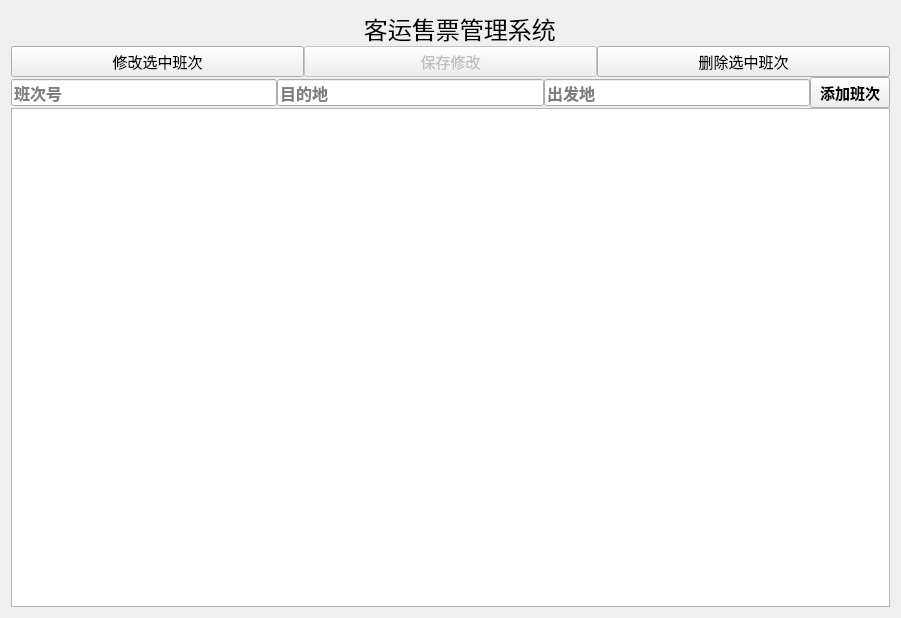
wswdd-creat/bus_ticket_system, file widget.ui: the form before one commit.
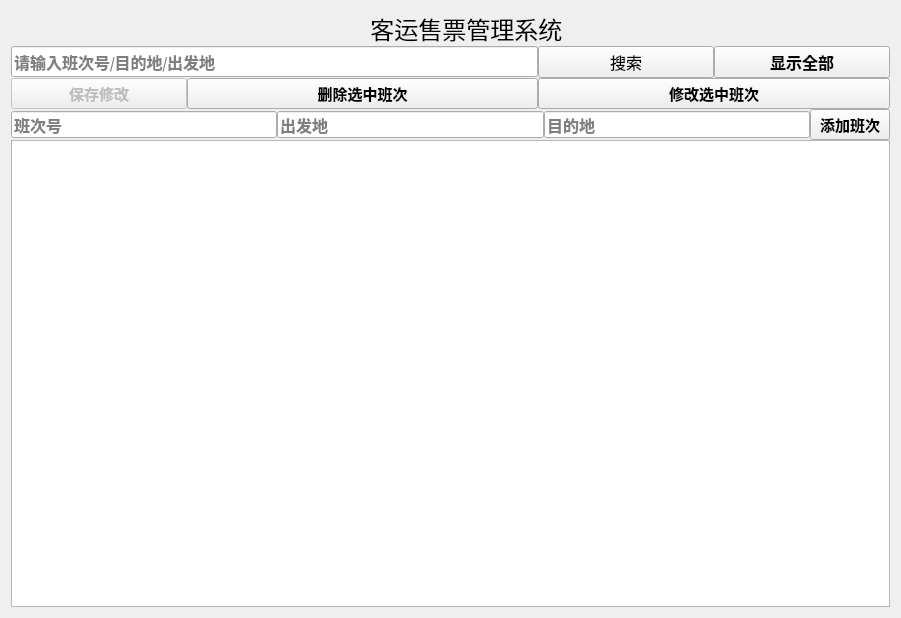
The form after the commit.

Commit message: V0.5: 新增搜索功能（输入框+搜索+显示全部按钮）

Diff of the .ui file:
```diff
--- a/widget.ui
+++ b/widget.ui
@@ -13,9 +13,9 @@
   <property name="windowTitle">
    <string>Widget</string>
   </property>
-  <layout class="QHBoxLayout" name="horizontalLayout_2">
+  <layout class="QVBoxLayout" name="verticalLayout_2">
    <item>
-    <layout class="QVBoxLayout" name="verticalLayout" stretch="0,0,1">
+    <layout class="QVBoxLayout" name="verticalLayout" stretch="0,0,0">
      <property name="spacing">
       <number>0</number>
      </property>
@@ -24,26 +24,73 @@
        <property name="spacing">
         <number>0</number>
        </property>
-       <item row="2" column="2">
-        <widget class="QPushButton" name="deleteRouteButton">
+       <item row="3" column="3">
+        <widget class="QPushButton" name="searchButton">
          <property name="font">
           <font>
-           <pointsize>11</pointsize>
+           <family>Segoe Fluent Icons</family>
+           <pointsize>12</pointsize>
           </font>
          </property>
          <property name="text">
-          <string>删除选中班次</string>
+          <string>搜索</string>
          </property>
         </widget>
        </item>
-       <item row="2" column="1">
+       <item row="3" column="4">
+        <widget class="QPushButton" name="showAllButton">
+         <property name="font">
+          <font>
+           <pointsize>12</pointsize>
+           <bold>true</bold>
+          </font>
+         </property>
+         <property name="text">
+          <string>显示全部</string>
+         </property>
+        </widget>
+       </item>
+       <item row="1" column="0" colspan="5">
+        <widget class="QLabel" name="titleLabel">
+         <property name="font">
+          <font>
+           <family>Microsoft Sans Serif</family>
+           <pointsize>18</pointsize>
+           <bold>false</bold>
+          </font>
+         </property>
+         <property name="text">
+          <string>                                                      客运售票管理系统</string>
+         </property>
+        </widget>
+       </item>
+       <item row="3" column="0" colspan="3">
+        <widget class="QLineEdit" name="searchEdit">
+         <property name="font">
+          <font>
+           <family>MS Serif</family>
+           <pointsize>12</pointsize>
+           <bold>true</bold>
+          </font>
+         </property>
+         <property name="text">
+          <string/>
+         </property>
+         <property name="placeholderText">
+          <string>请输入班次号/目的地/出发地</string>
+         </property>
+        </widget>
+       </item>
+       <item row="4" column="0">
         <widget class="QPushButton" name="saveEditButton">
          <property name="enabled">
           <bool>false</bool>
          </property>
          <property name="font">
           <font>
+           <family>Microsoft YaHei</family>
            <pointsize>11</pointsize>
+           <bold>true</bold>
           </font>
          </property>
          <property name="text">
@@ -51,12 +98,13 @@
          </property>
         </widget>
        </item>
-       <item row="2" column="0">
+       <item row="4" column="3" colspan="2">
         <widget class="QPushButton" name="editRouteButton">
          <property name="font">
           <font>
-           <family>Microsoft YaHei UI Light</family>
+           <family>Microsoft YaHei UI</family>
            <pointsize>11</pointsize>
+           <bold>true</bold>
           </font>
          </property>
          <property name="text">
@@ -64,17 +112,16 @@
          </property>
         </widget>
        </item>
-       <item row="1" column="1" colspan="2">
-        <widget class="QLabel" name="titleLabel">
+       <item row="4" column="1" colspan="2">
+        <widget class="QPushButton" name="deleteRouteButton">
          <property name="font">
           <font>
-           <family>Microsoft Sans Serif</family>
-           <pointsize>18</pointsize>
-           <bold>false</bold>
+           <pointsize>11</pointsize>
+           <bold>true</bold>
           </font>
          </property>
          <property name="text">
-          <string>         客运售票管理系统</string>
+          <string>删除选中班次</string>
          </property>
         </widget>
        </item>
@@ -101,22 +148,6 @@
          </property>
         </widget>
        </item>
-       <item>
-        <widget class="QLineEdit" name="destinationEdit">
-         <property name="font">
-          <font>
-           <pointsize>12</pointsize>
-           <bold>true</bold>
-          </font>
-         </property>
-         <property name="text">
-          <string/>
-         </property>
-         <property name="placeholderText">
-          <string>目的地</string>
-         </property>
-        </widget>
-       </item>
        <item>
         <widget class="QLineEdit" name="departureEdit">
          <property name="font">
@@ -133,6 +164,22 @@
          </property>
         </widget>
        </item>
+       <item>
+        <widget class="QLineEdit" name="destinationEdit">
+         <property name="font">
+          <font>
+           <pointsize>12</pointsize>
+           <bold>true</bold>
+          </font>
+         </property>
+         <property name="text">
+          <string/>
+         </property>
+         <property name="placeholderText">
+          <string>目的地</string>
+         </property>
+        </widget>
+       </item>
        <item>
         <widget class="QPushButton" name="addRouteButton">
          <property name="font">
```
The commit also changes 1 other file.
